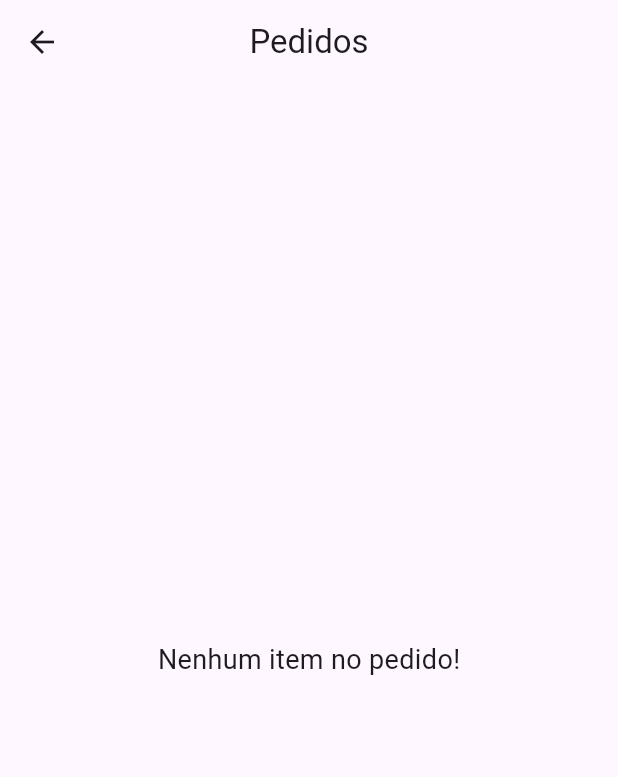
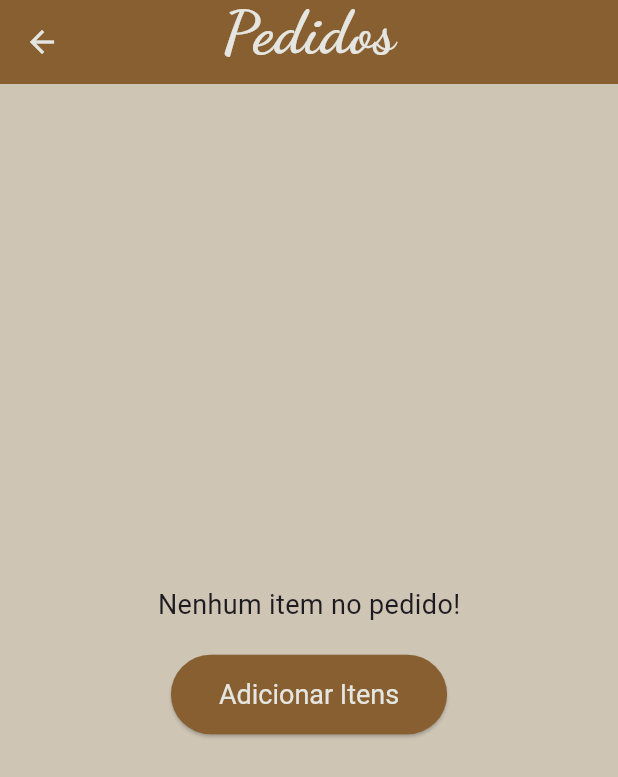
Before and after one commit to MuriloVianna/Cardapio_App, a Flutter app: the TelaMenu screen opened by its route, after a tap on the "receipt long" icon, on a phone screen of 412 x 824 dp. Shown: the top 777 px of the screen. Run offline on Flutter 3.47's test engine with Material 3 defaults, Android fonts, the phone set to English and light mode, and no system bars; our stand-ins replace device_preview, get_it, google_fonts.

Commit message:
App finalizado

```diff
--- a/lib/Widget/appBar.dart
+++ /dev/null
@@ -1,31 +0,0 @@
-import 'package:flutter/material.dart';
-import '../estilos.dart';
-
-class MyAppbar extends StatelessWidget implements PreferredSizeWidget {
-  const MyAppbar({super.key});
-
-  @override
-  Widget build(BuildContext context) {
-    return AppBar(
-      title: Padding(
-        padding: EdgeInsets.only(bottom: 12),
-        child: Text(
-          "Ana's Coffee",
-          style: logo.copyWith(fontSize: 40),
-        ),
-      ),
-      backgroundColor: cor4,
-      automaticallyImplyLeading: false,
-      leading: IconButton(
-        icon: Icon(Icons.arrow_back),
-        onPressed: () {
-          Navigator.pushNamed(
-              context, 'login'); // Função para voltar para a tela anterior
-        },
-      ),
-    );
-  }
-
-  @override
-  Size get preferredSize => Size.fromHeight(kToolbarHeight); // Tamanho padrão
-}
--- a/lib/Widget/widget.dart
+++ b/lib/Widget/widget.dart
@@ -1,4 +1,3 @@
 export 'background_image.dart';
 export 'textFormField.dart';
 export 'botoes.dart';
-export 'appBar.dart';
--- a/lib/estilos.dart
+++ b/lib/estilos.dart
@@ -10,9 +10,6 @@ var logo = GoogleFonts.dancingScript(
     fontSize: 65,
   ),
 );
-/*  fontFamily: 'Dancing Script',
-  fontSize: 50,
-);*/
 
 var textoLogin = GoogleFonts.lato(
   textStyle: TextStyle(
--- a/lib/main.dart
+++ b/lib/main.dart
@@ -22,8 +22,6 @@ void main() {
   //
   getIt.registerSingleton<ItemService>(ItemService());
 
-  var srv = getIt<ItemService>();
-
   runApp(
     DevicePreview(
       enabled: true,
@@ -40,7 +38,7 @@ class MainApp extends StatelessWidget {
     return MaterialApp(
       debugShowMaterialGrid: false,
       debugShowCheckedModeBanner: false, //Tira o banner de debug da lateral
-      initialRoute: 'menu', //Tela que o app inicia
+      initialRoute: 'login', //Tela que o app inicia
       routes: {
         'login': (context) => LoginPage(
               onTap: () {},
--- a/lib/service/item_service.dart
+++ b/lib/service/item_service.dart
@@ -61,7 +61,7 @@ class ItemService {
               'lib/images/Doces/AzulCeleste.jpg'),
           Item(
               'Jardim Secreto',
-              'Saboreie a natureza em cada garfada. Nossas tartes são preparadas com ingredientes frescos e naturais, como frutas da estação e flores comestíveis. Uma opção leve e nutritiva para um momento de puro prazer.\n\n Os sabores inclusos são: maracujá com capuchinha, morango com violetas e limão siciliano com calêndula.\n\nContém: 6 tortinhas variadas',
+              'Saboreie a natureza em cada garfada. Nossas tartes são preparadas com ingredientes frescos e naturais, como frutas da estação e flores comestíveis. Uma opção leve e nutritiva para um momento de puro prazer.\n\nOs sabores inclusos são: maracujá com capuchinha, morango com violetas e limão siciliano com calêndula.\n\nContém: 6 tortinhas variadas',
               75.00,
               'lib/images/Doces/JardimSecreto.jpg'),
           Item(
--- a/lib/view/telas_menu/tela_menu.dart
+++ b/lib/view/telas_menu/tela_menu.dart
@@ -3,7 +3,6 @@ import 'package:cardapio/model/categoria.dart';
 import 'package:cardapio/service/item_service.dart';
 import 'package:flutter/material.dart';
 import 'package:get_it/get_it.dart';
-import 'package:cardapio/Widget/appBar.dart';
 
 final ItemService srv = GetIt.instance<ItemService>();
 
@@ -27,25 +26,28 @@ class _TelaMenuState extends State<TelaMenu> {
   @override
   Widget build(BuildContext context) {
     return Scaffold(
-      appBar: MyAppbar(),
-      //AppBar(
-      //   title: Padding(
-      //     padding: EdgeInsets.only(bottom: 12),
-      //     child: Text(
-      //       "Ana's Coffee",
-      //       style: logo.copyWith(fontSize: 40),
-      //     ),
-      //   ),
-      //   backgroundColor: cor9,
-      //   automaticallyImplyLeading: false,
-      //   leading: IconButton(
-      //     icon: Icon(Icons.arrow_back),
-      //     onPressed: () {
-      //       Navigator.pushNamed(
-      //           context, 'login'); // Função para voltar para a tela anterior
-      //     },
-      //   ),
-      // ),
+      appBar: AppBar(
+        title: Padding(
+          padding: EdgeInsets.only(bottom: 12),
+          child: Text(
+            "Ana's Coffee",
+            style: logo.copyWith(fontSize: 40),
+          ),
+        ),
+        centerTitle: true, // Centraliza o título
+        backgroundColor: cor4,
+        automaticallyImplyLeading: false,
+        leading: IconButton(
+          icon: Icon(
+            Icons.logout,
+            color: const Color.fromARGB(255, 126, 0, 0),
+          ),
+          onPressed: () {
+            Navigator.pushNamed(
+                context, 'login'); // Função para voltar para a tela anterior
+          },
+        ),
+      ),
       backgroundColor: cor2,
       body: Padding(
         padding: EdgeInsets.all(20),
--- a/lib/view/telas_menu/tela_pedidos.dart
+++ b/lib/view/telas_menu/tela_pedidos.dart
@@ -22,13 +22,53 @@ class _TelaPedidosState extends State<TelaPedidos> {
     if (pedidos.isEmpty) {
       return Scaffold(
         appBar: AppBar(
-          title: const Text('Pedidos'),
-          centerTitle: true,
+          title: Padding(
+            padding: EdgeInsets.only(bottom: 12),
+            child: Text(
+              "Pedidos",
+              style: logo.copyWith(fontSize: 40),
+            ),
+          ),
+          centerTitle: true, // Centraliza o título
+          backgroundColor: cor4,
+          automaticallyImplyLeading: false,
+          leading: IconButton(
+            icon: Icon(
+              Icons.arrow_back,
+              color: cor1,
+            ),
+            onPressed: () {
+              Navigator.pushNamed(
+                  context, 'menu'); // Função para voltar para a tela anterior
+            },
+          ),
         ),
+        backgroundColor: cor2,
         body: Center(
-          child: Text(
-            'Nenhum item no pedido!',
-            style: TextStyle(fontSize: 18),
+          child: Column(
+            mainAxisSize:
+                MainAxisSize.min, // Para centralizar no meio verticalmente
+            children: [
+              Text(
+                'Nenhum item no pedido!',
+                style: TextStyle(fontSize: 18),
+              ),
+              SizedBox(height: 20), // Espaçamento entre o texto e o botão
+              ElevatedButton(
+                onPressed: () {
+                  Navigator.pushNamed(
+                      context, 'menu'); // Redireciona para o menu
+                },
+                child: Text('Adicionar Itens'),
+                style: ElevatedButton.styleFrom(
+                  padding:
+                      EdgeInsets.symmetric(vertical: 16.0, horizontal: 32.0),
+                  textStyle: TextStyle(fontSize: 18),
+                  backgroundColor: cor4, // Cor de fundo do botão
+                  foregroundColor: cor1, // Cor do texto
+                ),
+              ),
+            ],
           ),
         ),
       );
@@ -39,9 +79,28 @@ class _TelaPedidosState extends State<TelaPedidos> {
 
     return Scaffold(
       appBar: AppBar(
-        title: const Text('Pedidos'),
-        centerTitle: true,
+        title: Padding(
+          padding: EdgeInsets.only(bottom: 12),
+          child: Text(
+            "Pedidos",
+            style: logo.copyWith(fontSize: 40),
+          ),
+        ),
+        centerTitle: true, // Centraliza o título
+        backgroundColor: cor4,
+        automaticallyImplyLeading: false,
+        leading: IconButton(
+          icon: Icon(
+            Icons.arrow_back,
+            color: cor1,
+          ),
+          onPressed: () {
+            Navigator.pushNamed(
+                context, 'menu'); // Função para voltar para a tela anterior
+          },
+        ),
       ),
+      backgroundColor: cor2,
       body: Padding(
         padding: const EdgeInsets.all(16.0),
         child: Column(
@@ -63,7 +122,12 @@ class _TelaPedidosState extends State<TelaPedidos> {
                             child: Column(
                               crossAxisAlignment: CrossAxisAlignment.start,
                               children: [
-                                Text(item.nome),
+                                Text(
+                                  item.nome,
+                                  style: TextStyle(
+                                      fontSize: 18,
+                                      fontWeight: FontWeight.bold),
+                                ),
                                 Text(
                                   'Preço unitário: R\$ ${item.preco.toStringAsFixed(2)}',
                                   style: TextStyle(fontSize: 14),
@@ -116,7 +180,10 @@ class _TelaPedidosState extends State<TelaPedidos> {
                                   ),
                                   // Ícone da lixeira
                                   IconButton(
-                                    icon: Icon(Icons.delete),
+                                    icon: Icon(
+                                      Icons.delete,
+                                      color: Colors.red,
+                                    ),
                                     onPressed: () {
                                       setState(() {
                                         PedidoService.removerPedido(item);
```
Also changed, not shown: lib/Widget/textFormField.dart (+4 -3 lines), lib/view/telas_login/tela_cadastro.dart (+19 -2 lines), lib/view/telas_menu/tela_detalhes.dart (+10 -2 lines).
